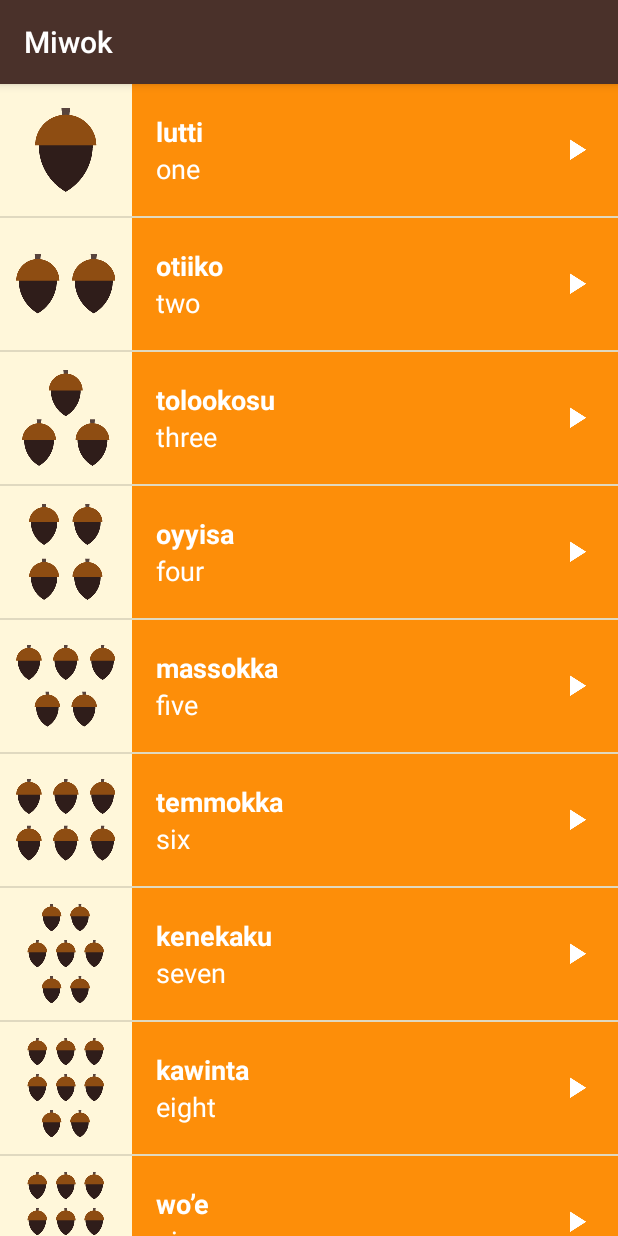
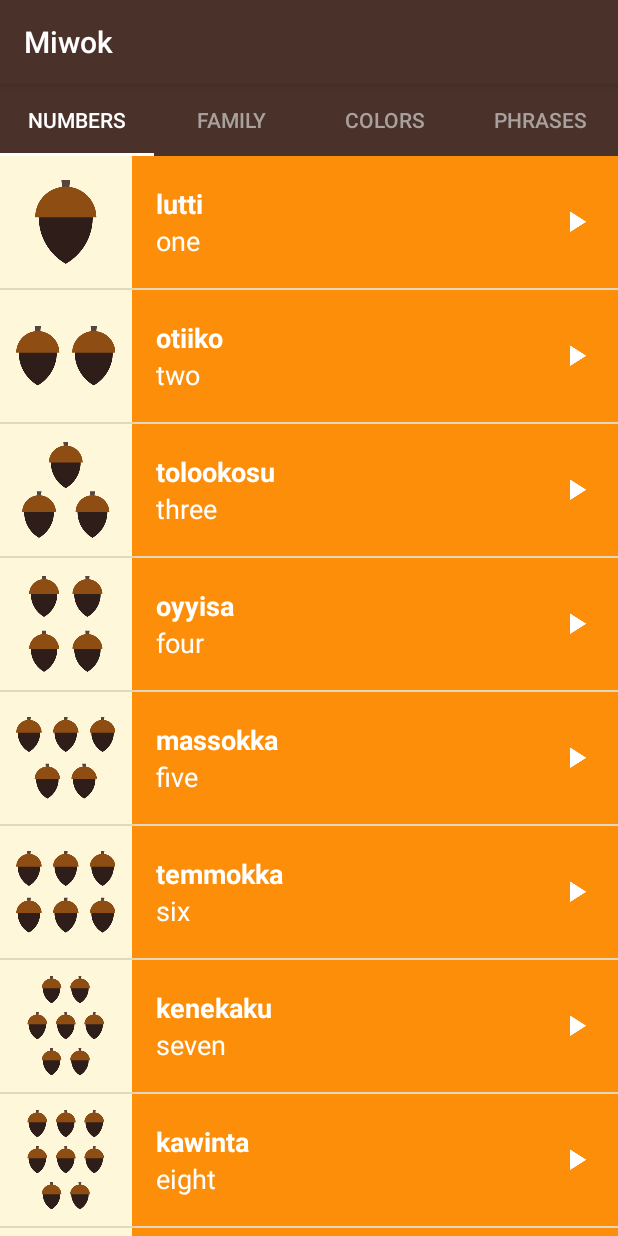
Before and after one commit to Vikctar/Miwok, an Android app: the screen it shows after launch (MainActivity), on a phone screen of 412 x 824 dp. Run offline under Robolectric (Android 15) with nearby library versions, the phone set to English and light mode, and no system bars.

Commit message:
tabs the old way...I suck at this

```diff
--- a/app/src/main/java/com/example/android/miwok/CategoryFragmentPagerAdapter.java
+++ b/app/src/main/java/com/example/android/miwok/CategoryFragmentPagerAdapter.java
@@ -47,6 +47,12 @@ public class CategoryFragmentPagerAdapter extends FragmentPagerAdapter {
     }
 
     @Override
+    public CharSequence getPageTitle(int position) {
+        String[] title = {"Numbers", "Family", "Colors", "Phrases"};
+        return title[position];
+    }
+
+    @Override
     public int getCount() {
         return 4;
     }
--- a/app/src/main/java/com/example/android/miwok/MainActivity.java
+++ b/app/src/main/java/com/example/android/miwok/MainActivity.java
@@ -16,6 +16,7 @@
 package com.example.android.miwok;
 
 import android.os.Bundle;
+import android.support.design.widget.TabLayout;
 import android.support.v4.view.ViewPager;
 import android.support.v7.app.AppCompatActivity;
 
@@ -39,6 +40,10 @@ public class MainActivity extends AppCompatActivity {
         // Set the adapter onto the view pager
         viewPager.setAdapter(categoryFragmentPagerAdapter);
 
+        // Create the tab layout object
+        TabLayout tabLayout = findViewById(R.id.tab_layout);
+        tabLayout.setupWithViewPager(viewPager);
+
     }
 
 }
--- a/app/src/main/res/layout/activity_main.xml
+++ b/app/src/main/res/layout/activity_main.xml
@@ -20,6 +20,12 @@
     android:orientation="vertical"
     tools:context="com.example.android.miwok.MainActivity">
 
+    <android.support.design.widget.TabLayout
+        android:id="@+id/tab_layout"
+        style="@style/myTabs"
+        android:layout_width="match_parent"
+        android:layout_height="wrap_content" />
+
     <android.support.v4.view.ViewPager
         android:id="@+id/view_pager"
         android:layout_width="match_parent"
--- a/app/src/main/res/values/styles.xml
+++ b/app/src/main/res/values/styles.xml
@@ -30,4 +30,15 @@
         <item name="android:textStyle">bold</item>
         <item name="android:textAppearance">?android:textAppearanceMedium</item>
     </style>
+
+    <style name="myTabs" parent="Base.Widget.Design.TabLayout">
+        <item name="tabIndicatorColor">#fff</item>
+        <item name="tabBackground">@color/primary_color</item>
+        <item name="tabTextAppearance">@style/MyCustomTabTextAppearance</item>
+        <item name="tabSelectedTextColor">#fff</item>
+    </style>
+
+    <style name="MyCustomTabTextAppearance" parent="TextAppearance.Design.Tab">
+        <item name="android:textColor">#a8a19e</item>
+    </style>
 </resources>
```
